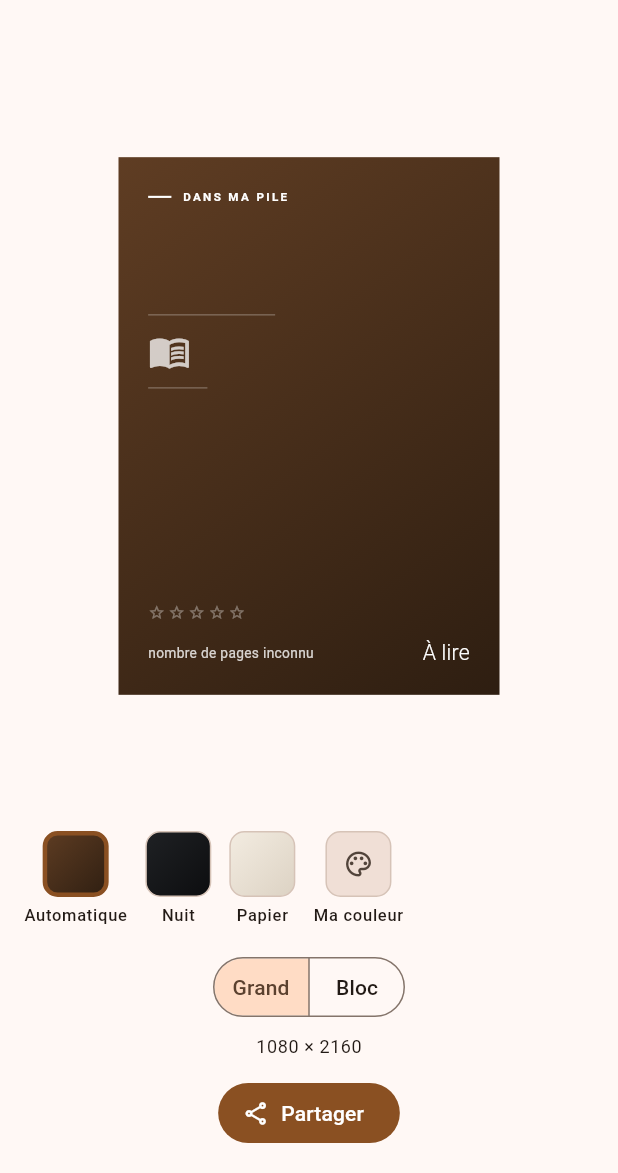
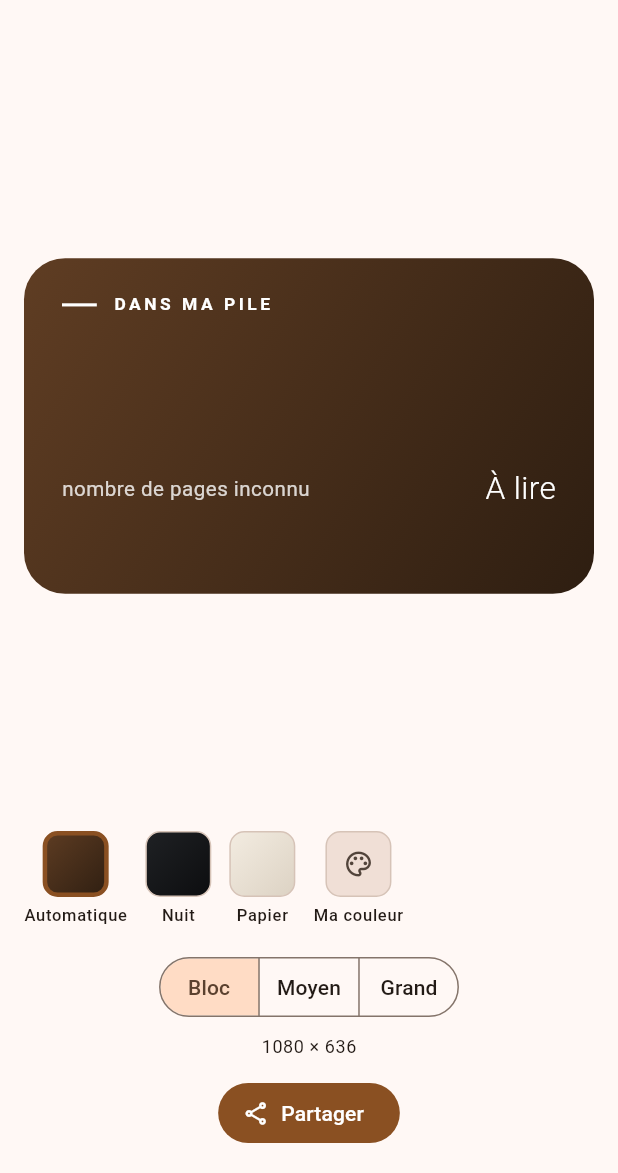
Before and after one commit to BenjaminGott/MyBookmark, a Flutter app: the ShareProgressScreen screen opened directly with empty values, on a phone screen of 412 x 824 dp, the part 63-1236 px from its top. Run offline on Flutter 3.47's test engine with Material 3 defaults, Android fonts, the phone set to English and light mode, and no system bars; our stand-ins replace cached_network_image, drift, drift_flutter, file_picker, flutter_riverpod, palette_generator and 2 more; missing offline and left inert: sqlite3; accounts and stored records are empty; generated files the repository leaves out were written again.

Commit message:
Trois formats de partage, le bloc par défaut
- « Bloc » (1080 × 636) devient le format proposé d'entrée : le plus souvent,
  on veut glisser sa lecture dans une story déjà composée, pas en occuper
  toute la surface.
- « Moyen » (1080 × 1920) est la story de référence, le 9:16 qu'Instagram,
  TikTok et Snapchat acceptent sans recadrer. Il laisse des bandes sur un
  téléphone allongé, mais il ne sera jamais rogné où qu'il finisse.
- « Grand » suit les proportions réelles de l'appareil : 1080 × 2400 sur un
  écran 20:9, 1080 × 2340 sur un 19,5:9, borné au 21:9. L'image couvre l'écran
  bord à bord, au prix d'un recadrage possible là où le 9:16 est imposé.
- Trois noms de fichier distincts, et les deux formats hauts partagent la même
  composition : seule leur hauteur diffère.

233 tests au vert, `flutter analyze` sans avertissement, codes de retour
vérifiés.

Co-Authored-By: Claude Opus 5 <noreply@anthropic.com>

```diff
--- a/lib/ui/share/progress_share_card.dart
+++ b/lib/ui/share/progress_share_card.dart
@@ -11,23 +11,30 @@ import 'progress_card_palette.dart';
 /// Les dimensions sont données en points ; capturées au ratio de
 /// [ProgressShareCard.captureRatio], elles donnent les pixels annoncés.
 enum ShareCardFormat {
-  /// Plein écran, pour une story ou un post.
-  ///
-  /// Sa hauteur suit les proportions de l'appareil : sur un téléphone en 20:9,
-  /// une image en 16:9 laisserait des bandes. 1080 × 1920 n'est donc qu'un
-  /// défaut, celui d'un écran 16:9.
-  ///
-  /// Sans coins arrondis : elle occupe tout l'écran, il n'y a rien derrière.
-  large(360, 640, 'Grand', 0, adaptsToScreen: true),
-
   /// Bloc bas, pensé pour être posé à côté d'autre chose : 1080 × 636.
   ///
+  /// C'est le format par défaut : le plus souvent, on veut glisser sa lecture
+  /// dans une story déjà composée, pas en occuper toute la surface.
+  ///
   /// Sa hauteur est celle du bloc de texte, couverture comprise : l'image
-  /// s'arrête exactement sur la ligne des pages.
+  /// s'arrête exactement sur la ligne des pages. Coins arrondis et donc
+  /// transparents, pour se poser sur un fond quelconque sans y trancher un
+  /// angle droit.
+  compact(360, 212, 'Bloc', 26),
+
+  /// Story au format de référence : 1080 × 1920.
   ///
-  /// Coins arrondis et donc transparents : il se pose sur un fond quelconque
-  /// sans trancher dessus par un angle droit.
-  compact(360, 212, 'Bloc', 26);
+  /// Le 9:16 qu'Instagram, TikTok et Snapchat acceptent sans recadrer. Il
+  /// laisse des bandes sur un téléphone allongé, mais il ne sera jamais rogné
+  /// où qu'il finisse.
+  story(360, 640, 'Moyen', 0),
+
+  /// Plein écran : la hauteur suit les proportions de l'appareil.
+  ///
+  /// 1080 × 2400 sur un écran 20:9, 1080 × 2340 sur un 19,5:9. L'image couvre
+  /// l'écran bord à bord, au prix d'un recadrage possible sur les plateformes
+  /// qui imposent le 9:16.
+  screen(360, 640, 'Grand', 0, adaptsToScreen: true);
 
   const ShareCardFormat(
     this.width,
@@ -70,8 +77,9 @@ enum ShareCardFormat {
       '${(height * ProgressShareCard.captureRatio).round()}';
 
   String get fileName => switch (this) {
-    ShareCardFormat.large => 'biblivre-progression.png',
     ShareCardFormat.compact => 'biblivre-progression-bloc.png',
+    ShareCardFormat.story => 'biblivre-progression-story.png',
+    ShareCardFormat.screen => 'biblivre-progression-plein-ecran.png',
   };
 }
 
@@ -89,7 +97,7 @@ class ProgressShareCard extends StatelessWidget {
     required this.item,
     required this.palette,
     super.key,
-    this.format = ShareCardFormat.large,
+    this.format = ShareCardFormat.compact,
     this.cover,
     this.captureKey,
     this.height,
@@ -139,12 +147,15 @@ class ProgressShareCard extends StatelessWidget {
               ),
             ),
             child: switch (format) {
-              ShareCardFormat.large => _LargeLayout(
+              ShareCardFormat.compact => _CompactLayout(
                 item: item,
                 palette: palette,
                 cover: cover,
               ),
-              ShareCardFormat.compact => _CompactLayout(
+              // Les deux formats hauts partagent la même composition ; seule
+              // leur hauteur diffère.
+              ShareCardFormat.story ||
+              ShareCardFormat.screen => _LargeLayout(
                 item: item,
                 palette: palette,
                 cover: cover,
--- a/lib/ui/share/share_progress_screen.dart
+++ b/lib/ui/share/share_progress_screen.dart
@@ -43,7 +43,8 @@ class _ShareProgressScreenState extends ConsumerState<ShareProgressScreen> {
   ProgressCardPalette? _custom;
 
   ImageProvider? _cover;
-  ShareCardFormat _format = ShareCardFormat.large;
+  /// Le bloc est proposé d'abord : c'est le format le plus souvent utile.
+  ShareCardFormat _format = ShareCardFormat.compact;
   bool _sharing = false;
 
   /// Le fond réellement appliqué à la carte.
```
Also changed, not shown: 3 other files.
